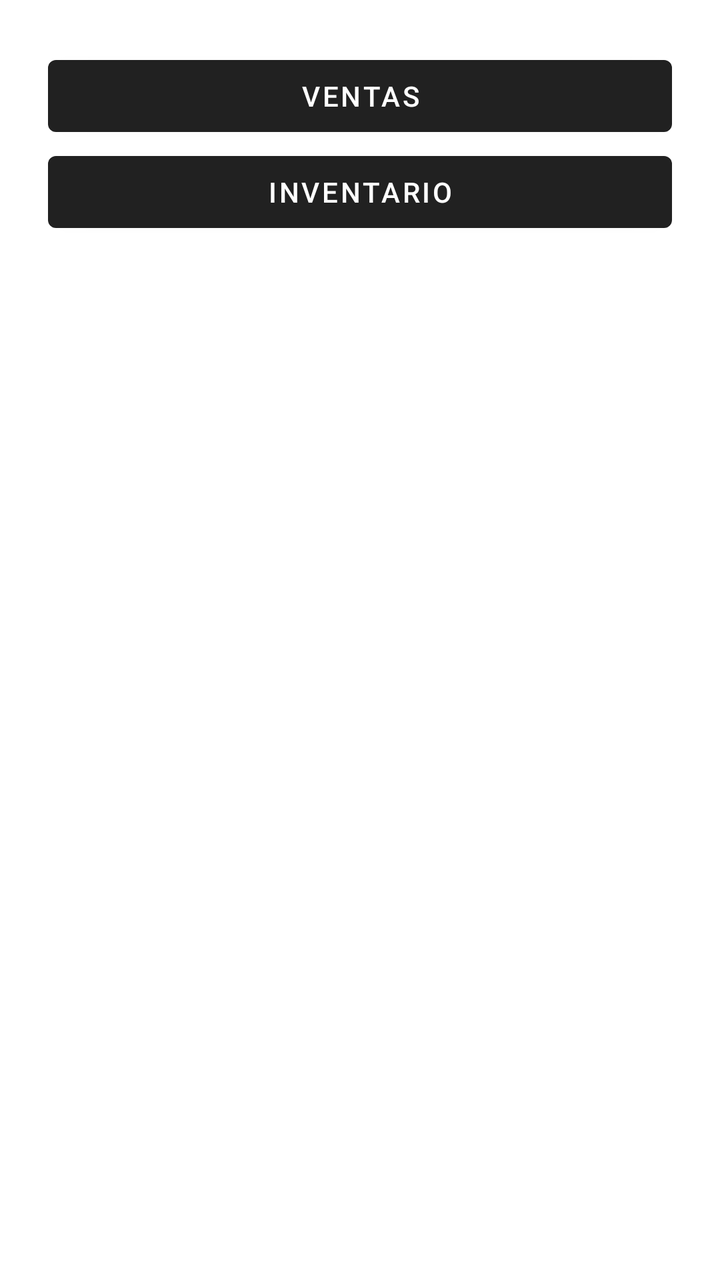
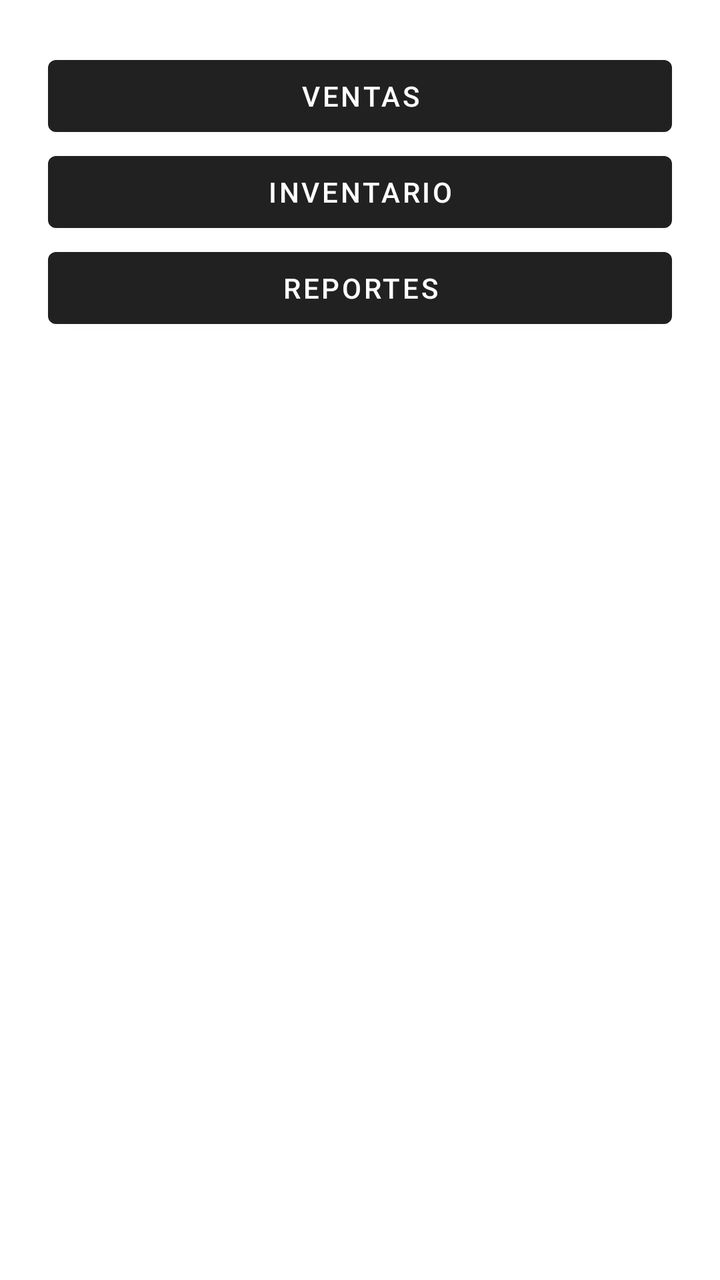

Before-and-after screenshots of an Android layout around one commit, followed by the original layout XML and the change that was made.
<!-- AndroidManifest.xml: application theme Theme.MaterialComponents.DayNight.DarkActionBar -->
<!-- res/layout/activity_main.xml -->
<?xml version="1.0" encoding="utf-8"?>
<LinearLayout
    xmlns:android="http://schemas.android.com/apk/res/android"
    android:orientation="vertical"
    android:padding="24dp"
    android:layout_width="match_parent"
    android:layout_height="match_parent">

    <Button
        android:id="@+id/btnVentas"
        android:layout_width="match_parent"
        android:layout_height="wrap_content"
        android:text="Ventas"/>

    <Button
        android:id="@+id/btnInventario"
        android:layout_width="match_parent"
        android:layout_height="wrap_content"
        android:text="Inventario"/>

    <TextView
        android:id="@+id/txtResultado"
        android:layout_width="match_parent"
        android:layout_height="wrap_content"
        android:textSize="18sp"
        android:paddingTop="20dp"/>

</LinearLayout>
<!-- resources referenced by this layout -->
<resources>

</resources>

<!-- the commit's change to res/layout/activity_main.xml (unified diff, before → after) -->
@@ -18,6 +18,12 @@
         android:layout_height="wrap_content"
         android:text="Inventario"/>
 
+    <Button
+        android:id="@+id/btnReportes"
+        android:layout_width="match_parent"
+        android:layout_height="wrap_content"
+        android:text="Reportes"/>
+    
     <TextView
         android:id="@+id/txtResultado"
         android:layout_width="match_parent"
